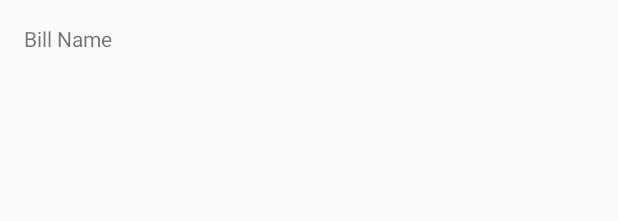
After one commit to Zappiermike/SaveUp, an Android app: the layout add_bill.xml on its own in the app's theme, with its tools: preview values and no code run, on a phone screen of 412 x 824 dp. The commit adds this screen. Shown: the top 221 px of the screen. Run offline under Robolectric (Android 15) with nearby library versions, the phone set to English and light mode, and no system bars.

Commit message:
Creating Bill Fragment

```diff
--- a/app/src/main/AndroidManifest.xml
+++ b/app/src/main/AndroidManifest.xml
@@ -9,7 +9,8 @@
         android:roundIcon="@mipmap/ic_launcher_round"
         android:supportsRtl="true"
         android:theme="@style/AppTheme">
-        <activity android:name=".MainActivity">
+        <activity android:name=".MainActivity"
+            android:theme="@style/AppTheme">
             <intent-filter>
                 <action android:name="android.intent.action.MAIN" />
 
--- /dev/null
+++ b/app/src/main/res/layout/add_bill.xml
@@ -0,0 +1,13 @@
+<?xml version="1.0" encoding="utf-8"?>
+<android.support.constraint.ConstraintLayout
+    xmlns:android="http://schemas.android.com/apk/res/android"
+    android:layout_width="match_parent"
+    android:layout_height="match_parent"
+    android:layout_margin="16dp">
+
+    <TextView
+        android:layout_width="match_parent"
+        android:layout_height="match_parent"
+        android:text="@string/SaveUp_bill_title"/>
+
+</android.support.constraint.ConstraintLayout>
--- a/app/src/main/res/values/colors.xml
+++ b/app/src/main/res/values/colors.xml
@@ -1,6 +1,6 @@
 <?xml version="1.0" encoding="utf-8"?>
 <resources>
-    <color name="colorPrimary">#3F51B5</color>
+    <color name="colorPrimary">#00d636</color>
     <color name="colorPrimaryDark">#303F9F</color>
     <color name="colorAccent">#FF4081</color>
     <color name="accent_material_light_1">#00d824</color>
--- a/app/src/main/res/values/strings.xml
+++ b/app/src/main/res/values/strings.xml
@@ -1,3 +1,5 @@
 <resources>
     <string name="app_name">SaveUp</string>
+    <string name="SaveUp_bill_title">Bill Name</string>
+
 </resources>
--- a/app/src/main/res/values/styles.xml
+++ b/app/src/main/res/values/styles.xml
@@ -1,11 +1,15 @@
 <resources>
 
     <!-- Base application theme. -->
-    <style name="AppTheme" parent="Theme.AppCompat.Light.DarkActionBar">
+    <style name="AppTheme" parent="Theme.AppCompat.Light">
         <!-- Customize your theme here. -->
-        <item name="colorPrimary">@color/colorPrimary</item>
-        <item name="colorPrimaryDark">@color/colorPrimaryDark</item>
-        <item name="colorAccent">@color/colorAccent</item>
+        <item name="colorPrimary">@color/accent_material_light</item>
+        <item name="colorPrimaryDark">@color/accent_material_light</item>
+        <item name="colorAccent">@color/accent_material_light</item>
+        <item name="android:textColorPrimary">@android:color/black</item>
+        <item name="android:textColorPrimaryInverse">@android:color/black</item>
+        <item name="android:colorBackground">@color/background_material_light</item>
+        <item name="android:statusBarColor">@android:color/background_dark</item>
     </style>
 
 </resources>
--- a/build.gradle
+++ b/build.gradle
@@ -7,7 +7,7 @@ buildscript {
         jcenter()
     }
     dependencies {
-        classpath 'com.android.tools.build:gradle:3.1.1'
+        classpath 'com.android.tools.build:gradle:3.1.2'
 
 
         // NOTE: Do not place your application dependencies here; they belong
```
